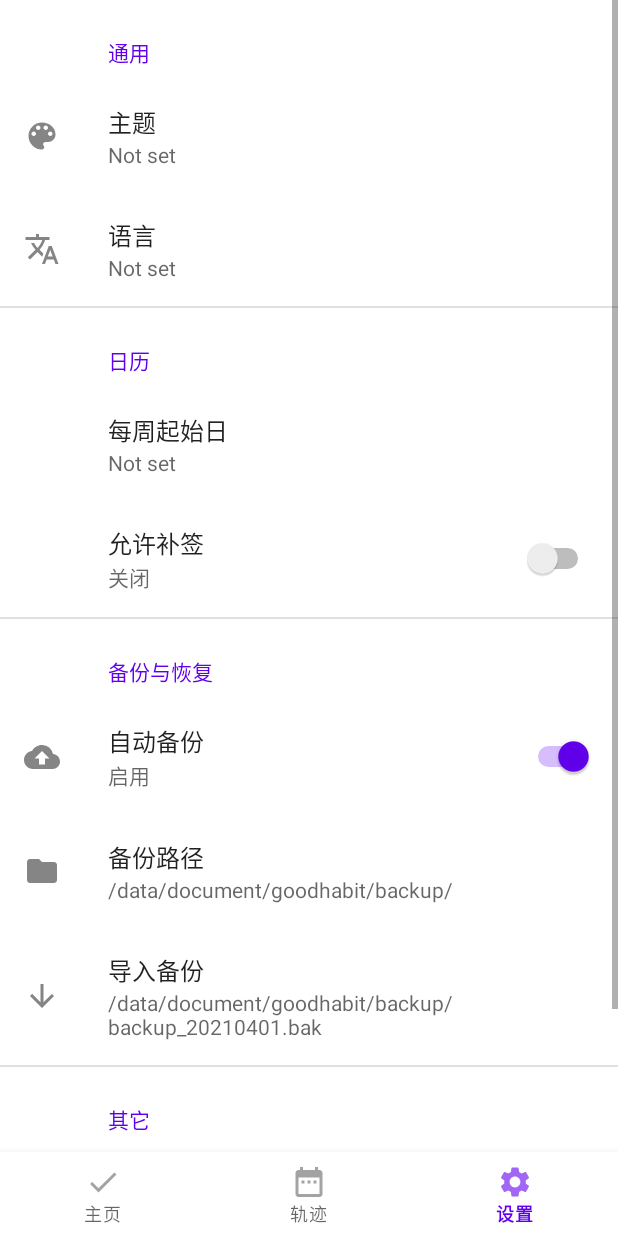
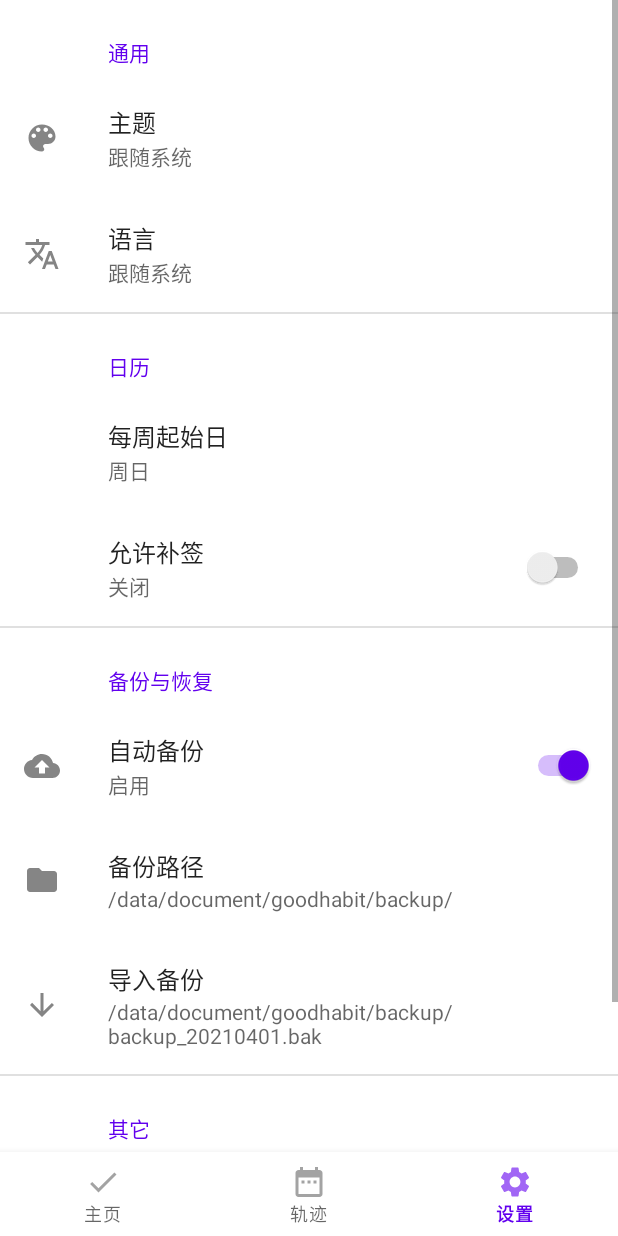
Before and after one commit to Iceberry-qdd/GoodHabit, an Android app: the SettingsFragment screen opened through its navigation route, on a phone screen of 412 x 824 dp. Run offline under Robolectric (Android 15) with nearby library versions, the phone set to English and light mode, and no system bars; our stand-ins replace androidx.preference, navigation-ui; 1 statement that could not run was skipped.

Commit message:
Impl theme & week_start_day changing

```diff
--- a/app/src/main/java/com/iceberry/goodhabit/activity/BaseActivity.kt
+++ b/app/src/main/java/com/iceberry/goodhabit/activity/BaseActivity.kt
@@ -1,10 +1,13 @@
 package com.iceberry.goodhabit.activity
 
 import android.app.Activity
-import android.graphics.Color
 import android.os.Bundle
 import android.view.View
+import androidx.activity.viewModels
 import androidx.appcompat.app.AppCompatActivity
+import androidx.appcompat.app.AppCompatDelegate
+import androidx.preference.PreferenceManager
+import com.iceberry.goodhabit.viewModel.SettingViewModel
 
 /**
  * author: Iceberry
@@ -14,14 +17,38 @@ import androidx.appcompat.app.AppCompatActivity
  *
  */
 open class BaseActivity : AppCompatActivity() {
+    private val viewModel: SettingViewModel by viewModels()
     override fun onCreate(savedInstanceState: Bundle?) {
         super.onCreate(savedInstanceState)
 
-        setStatusBarFontColor(this, true)
-        window.statusBarColor = Color.WHITE
-        supportActionBar?.elevation = 0f
+        val sharedPreferences =
+            PreferenceManager.getDefaultSharedPreferences(this /* Activity context */)
+        val theme = sharedPreferences.getString("theme", "default")
+
+        when (theme) {
+
+            "day" -> {
+                AppCompatDelegate.setDefaultNightMode(AppCompatDelegate.MODE_NIGHT_NO)
+            }
+            "night" -> {
+                AppCompatDelegate.setDefaultNightMode(AppCompatDelegate.MODE_NIGHT_YES)
+            }
+            "default" -> {
+                AppCompatDelegate.setDefaultNightMode(AppCompatDelegate.MODE_NIGHT_FOLLOW_SYSTEM)
+            }
+            else -> {
+                AppCompatDelegate.setDefaultNightMode(AppCompatDelegate.MODE_NIGHT_FOLLOW_SYSTEM)
+            }
         }
 
+        //setStatusBarFontColor(this, true)
+        //window.statusBarColor = Color.rgb(255, 132, 0)
+        //supportActionBar?.elevation = 0f
+        //supportActionBar?.hide()
+    }
+
+
+    companion object {
         fun setStatusBarFontColor(activity: Activity, dark: Boolean) {
             val decorView = activity.window.decorView
             if (dark) {
@@ -34,3 +61,4 @@ open class BaseActivity : AppCompatActivity() {
 
         }
     }
+}
--- a/app/src/main/java/com/iceberry/goodhabit/activity/MainActivity.kt
+++ b/app/src/main/java/com/iceberry/goodhabit/activity/MainActivity.kt
@@ -18,7 +18,7 @@ class MainActivity : BaseActivity() {
         val bottomNavigationView = findViewById<BottomNavigationView>(R.id.bottom_navigation)
         val navController = Navigation.findNavController(this, R.id.fragment)
         val configuration = AppBarConfiguration.Builder(bottomNavigationView.menu).build()
-        NavigationUI.setupActionBarWithNavController(this, navController, configuration)
+        //NavigationUI.setupActionBarWithNavController(this, navController, configuration)
         NavigationUI.setupWithNavController(bottomNavigationView, navController)
 
     }
--- a/app/src/main/java/com/iceberry/goodhabit/fragment/HomeFragment.kt
+++ b/app/src/main/java/com/iceberry/goodhabit/fragment/HomeFragment.kt
@@ -1,11 +1,15 @@
 package com.iceberry.goodhabit.fragment
 
 import android.os.Bundle
+import android.util.Log
 import android.view.LayoutInflater
 import android.view.View
 import android.view.ViewGroup
+import android.widget.Button
 import androidx.fragment.app.Fragment
+import androidx.fragment.app.viewModels
 import com.iceberry.goodhabit.R
+import com.iceberry.goodhabit.viewModel.FragmentViewModel
 
 // TODO: Rename parameter arguments, choose names that match
 // the fragment initialization parameters, e.g. ARG_ITEM_NUMBER
@@ -22,6 +26,8 @@ class HomeFragment : Fragment() {
     private var param1: String? = null
     private var param2: String? = null
 
+    private val viewModel: FragmentViewModel by viewModels()
+
     override fun onCreate(savedInstanceState: Bundle?) {
         super.onCreate(savedInstanceState)
         arguments?.let {
@@ -36,6 +42,17 @@ class HomeFragment : Fragment() {
     ): View? {
         // Inflate the layout for this fragment
         return inflater.inflate(R.layout.fragment_home, container, false)
+    }
+
+    override fun onActivityCreated(savedInstanceState: Bundle?) {
+        super.onActivityCreated(savedInstanceState)
+        view?.findViewById<Button>(R.id.signIn)?.setOnClickListener {
+            Log.d("TAG", "${android.icu.util.Calendar.DATE}")
+
+//            viewModel.getSchemeDates().containsKey("")
+//            if (viewModel.)
+        }
+
     }
 
 
--- a/app/src/main/res/layout/fragment_home.xml
+++ b/app/src/main/res/layout/fragment_home.xml
@@ -8,7 +8,7 @@
     tools:context=".fragment.HomeFragment" >
 
     <Button
-        android:id="@+id/button"
+        android:id="@+id/signIn"
         android:layout_width="wrap_content"
         android:layout_height="wrap_content"
         android:text="签到"
--- a/app/src/main/res/values-night/themes.xml
+++ b/app/src/main/res/values-night/themes.xml
@@ -1,6 +1,6 @@
 <resources xmlns:tools="http://schemas.android.com/tools">
     <!-- Base application theme. -->
-    <style name="Theme.GoodHabit.MainActivity" parent="Theme.MaterialComponents.DayNight.DarkActionBar">
+    <style name="Theme.GoodHabit.MainActivity" parent="Theme.MaterialComponents.DayNight.NoActionBar">
         <!-- Primary brand color. -->
         <item name="colorPrimary">@color/purple_200</item>
         <item name="colorPrimaryVariant">@color/purple_700</item>
@@ -10,8 +10,9 @@
         <item name="colorSecondaryVariant">@color/purple_700</item>
         <item name="colorOnSecondary">@color/black</item>
         <!-- Status bar color. -->
-        <item name="android:statusBarColor" tools:targetApi="l">?attr/colorPrimary</item>
+        <item name="android:statusBarColor" tools:targetApi="l">@color/black_weak</item>
         <!-- Customize your theme here. -->
+        <item name="android:windowLightStatusBar" tools:targetApi="m">false</item>
     </style>
     <style name="Theme.GoodHabit.AboutActivity" parent="Theme.MaterialComponents.DayNight.DarkActionBar">
         <!-- Primary brand color. -->
--- a/app/src/main/res/values/arrays.xml
+++ b/app/src/main/res/values/arrays.xml
@@ -26,13 +26,13 @@
         <item>En-Global</item>
     </string-array>
 
-    <string-array name="calendar_begin_day_entries">
+    <string-array name="week_start_day_entries">
         <item>周一</item>
         <item>周六</item>
         <item>周日</item>
     </string-array>
 
-    <string-array name="calendar_begin_day_values">
+    <string-array name="week_start_day_values">
         <item>MON</item>
         <item>SAT</item>
         <item>SUN</item>
--- a/app/src/main/res/values/colors.xml
+++ b/app/src/main/res/values/colors.xml
@@ -7,4 +7,5 @@
     <color name="teal_700">#FF018786</color>
     <color name="black">#FF000000</color>
     <color name="white">#FFFFFFFF</color>
+    <color name="black_weak">#121212</color>
 </resources>
--- a/app/src/main/res/values/themes.xml
+++ b/app/src/main/res/values/themes.xml
@@ -1,6 +1,6 @@
 <resources xmlns:tools="http://schemas.android.com/tools">
     <!-- Base application theme. -->
-    <style name="Theme.GoodHabit.MainActivity" parent="Theme.MaterialComponents.DayNight.DarkActionBar">
+    <style name="Theme.GoodHabit.MainActivity" parent="Theme.MaterialComponents.DayNight.NoActionBar">
         <!-- Primary brand color. -->
         <item name="colorPrimary">@color/purple_500</item>
         <item name="colorPrimaryVariant">@color/purple_700</item>
@@ -10,8 +10,9 @@
         <item name="colorSecondaryVariant">@color/purple_700</item>
         <item name="colorOnSecondary">@color/black</item>
         <!-- Status bar color. -->
-        <item name="android:statusBarColor" tools:targetApi="l">?attr/colorPrimary</item>
+        <item name="android:statusBarColor" tools:targetApi="l">@color/white</item>
         <!-- Customize your theme here. -->
+        <item name="android:windowLightStatusBar" tools:targetApi="m">true</item>
     </style>
     <style name="Theme.GoodHabit.AboutActivity" parent="Theme.MaterialComponents.DayNight.DarkActionBar">
         <!-- Primary brand color. -->
--- a/app/src/main/res/xml/settings_preferences.xml
+++ b/app/src/main/res/xml/settings_preferences.xml
@@ -1,13 +1,13 @@
 <PreferenceScreen xmlns:android="http://schemas.android.com/apk/res/android"
     xmlns:app="http://schemas.android.com/apk/res-auto"
-    android:theme="@style/ThemeOverlay.AppCompat.DayNight.ActionBar">
+    android:theme="@style/ThemeOverlay.AppCompat.DayNight">
 
     <PreferenceCategory app:title="通用">
 
         <ListPreference
             android:id="@+id/ThemePreference"
             android:icon="@drawable/ic_palette"
-            app:defaultValue="true"
+            app:defaultValue="default"
             app:entries="@array/theme_entries"
             app:entryValues="@array/theme_values"
             app:key="theme"
@@ -15,7 +15,7 @@
             app:useSimpleSummaryProvider="true" />
         <ListPreference
             android:id="@+id/LanguagePreference"
-            android:defaultValue="true"
+            android:defaultValue="default"
             android:entries="@array/language_entries"
             android:entryValues="@array/language_values"
             android:icon="@drawable/ic_language"
@@ -28,10 +28,10 @@
     <PreferenceCategory android:title="日历">
         <ListPreference
             android:id="@+id/BeginDayPreference"
-            android:defaultValue="1"
-            android:entries="@array/calendar_begin_day_entries"
-            android:entryValues="@array/calendar_begin_day_values"
-            android:key="begin_day"
+            android:defaultValue="SUN"
+            android:entries="@array/week_start_day_entries"
+            android:entryValues="@array/week_start_day_values"
+            android:key="week_start_day"
             android:title="每周起始日"
             app:useSimpleSummaryProvider="true" />
         <SwitchPreference
```
Also changed, not shown: app/src/main/java/com/iceberry/goodhabit/fragment/CalendarFragment.kt (+49 -32 lines), app/src/main/java/com/iceberry/goodhabit/fragment/SettingsFragment.kt (+74 -28 lines), app/src/main/java/com/iceberry/goodhabit/viewModel/FragmentViewModel.kt (renamed from app/src/main/java/com/iceberry/goodhabit/viewModel/CalendarFragmentViewModel.kt, +12 -4 lines), app/src/main/java/com/iceberry/goodhabit/viewModel/SettingViewModel.kt (added, +28 -0 lines). Lines whose indentation alone changed are shown as unchanged.
